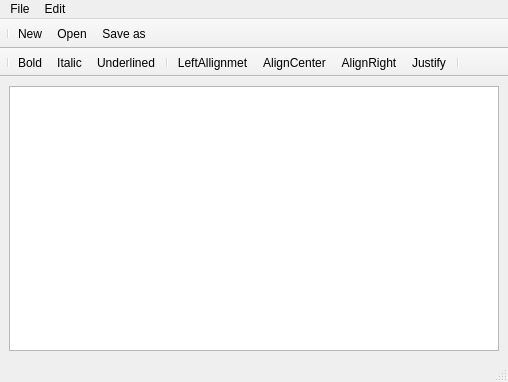
Qt form client/editor.ui (PoliDox/PoliDox) before a commit.
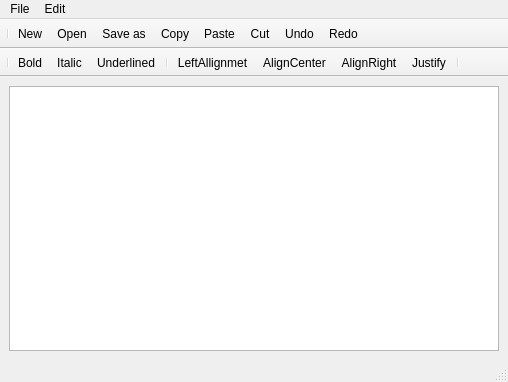
The same form after that commit. Icons and pictures are not drawn.

```diff
--- a/client/editor.ui
+++ b/client/editor.ui
@@ -82,6 +82,11 @@
    <addaction name="actionNew"/>
    <addaction name="actionOpen"/>
    <addaction name="actionSave_as"/>
+   <addaction name="actionCopy"/>
+   <addaction name="actionPaste"/>
+   <addaction name="actionCut"/>
+   <addaction name="actionUndo"/>
+   <addaction name="actionRedo"/>
   </widget>
   <widget class="QToolBar" name="textRichToolBar">
    <property name="enabled">
```
Left out of the diff: 26 changed lines with no effect on the pictures.
